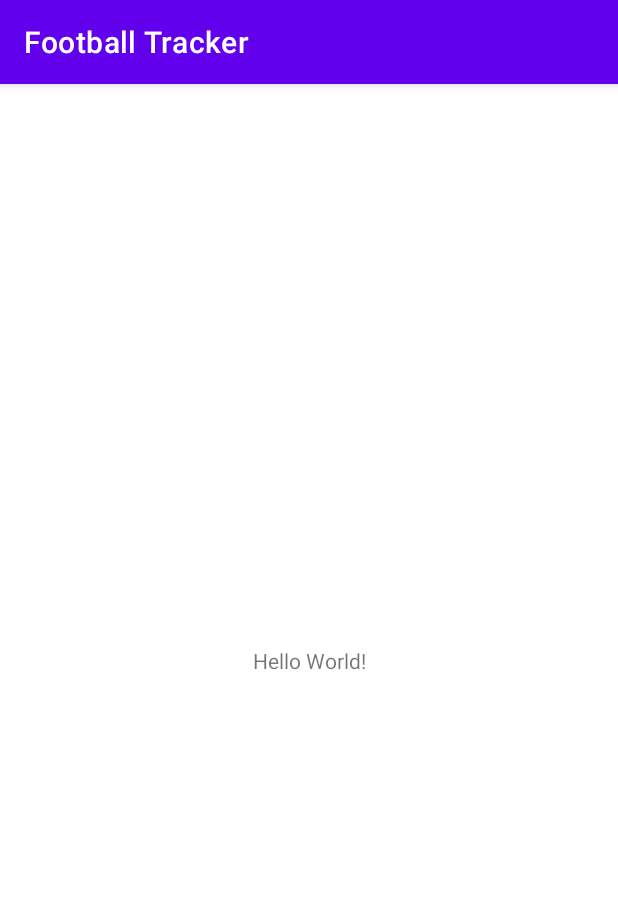
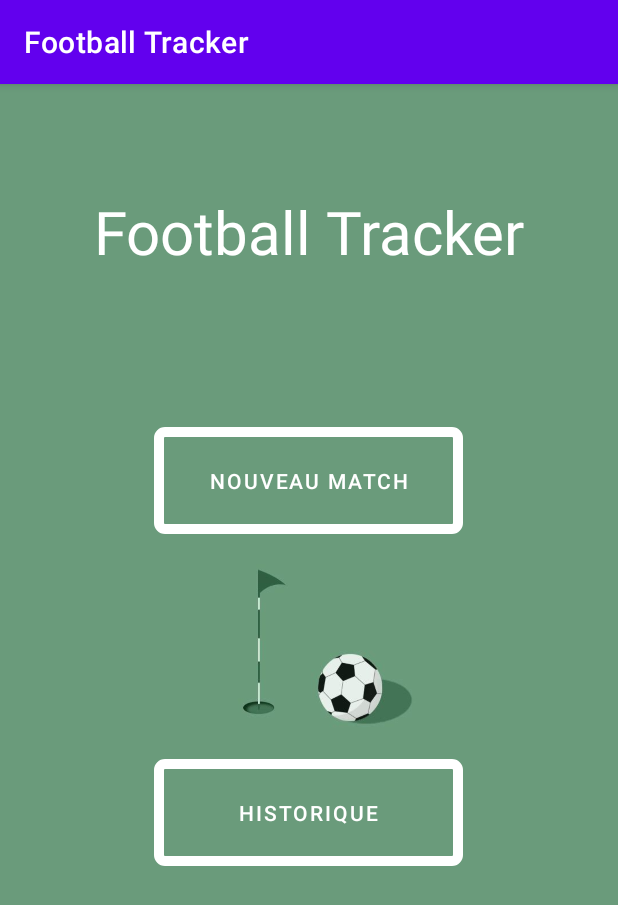
Before and after one commit to AntoninLmp/Football-Tracker, an Android app: the screen it shows after launch (HomeActivity), on a phone screen of 412 x 824 dp. Shown: the top 905 px of the screen. Run offline under Robolectric (Android 15) with nearby library versions, the phone set to English and light mode, and no system bars.

Commit message:
Add home activity

```diff
--- /dev/null
+++ b/app/src/main/res/drawable/transparent_button.xml
@@ -0,0 +1,7 @@
+<?xml version="1.0" encoding="utf-8"?>
+<shape xmlns:android="http://schemas.android.com/apk/res/android"
+    android:shape="rectangle">
+    <solid android:color="@android:color/transparent" />
+    <corners android:radius="4sp" />
+    <stroke android:width="10px" android:color="@color/white" />
+</shape>
--- a/app/src/main/res/layout/activity_home.xml
+++ b/app/src/main/res/layout/activity_home.xml
@@ -1,18 +1,72 @@
-<?xml version="1.0" encoding="utf-8"?>
-<androidx.constraintlayout.widget.ConstraintLayout xmlns:android="http://schemas.android.com/apk/res/android"
+<?xml version="1.0" encoding="utf-8"?> <LinearLayout
+    xmlns:android="http://schemas.android.com/apk/res/android"
     xmlns:app="http://schemas.android.com/apk/res-auto"
     xmlns:tools="http://schemas.android.com/tools"
     android:layout_width="match_parent"
     android:layout_height="match_parent"
+    android:orientation="vertical"
+    android:background="@drawable/foot"
+    android:weightSum="1"
+    app:layout_behavior="@string/appbar_scrolling_view_behavior"
     tools:context=".HomeActivity">
 
     <TextView
-        android:layout_width="wrap_content"
+        android:layout_width="match_parent"
         android:layout_height="wrap_content"
-        android:text="Hello World!"
-        app:layout_constraintBottom_toBottomOf="parent"
-        app:layout_constraintEnd_toEndOf="parent"
-        app:layout_constraintStart_toStartOf="parent"
-        app:layout_constraintTop_toTopOf="parent" />
+        android:layout_weight="0.2"
+        android:gravity="center"
+        android:text="@string/home_title"
+        android:textColor="@color/white"
+        android:textSize="40sp" />
 
-</androidx.constraintlayout.widget.ConstraintLayout>
+    <LinearLayout
+        android:layout_width="match_parent"
+        android:layout_height="0dp"
+        android:layout_weight="0.5"
+        android:gravity="center"
+        android:orientation="vertical" >
+
+        <LinearLayout
+            android:layout_width="match_parent"
+            android:layout_height="wrap_content"
+            android:layout_marginBottom="150sp"
+            android:gravity="center"
+            android:orientation="horizontal"
+            android:weightSum="1.0">
+
+            <Button
+                android:id="@+id/new_game_button"
+                android:layout_width="0dp"
+                android:layout_height="wrap_content"
+                android:layout_weight=".5"
+                android:background="@drawable/transparent_button"
+                android:paddingVertical="20sp"
+                android:text="@string/new_game_button"
+                android:textColor="@color/white"
+                app:backgroundTint="@null" />
+
+        </LinearLayout>
+
+        <LinearLayout
+            android:layout_width="match_parent"
+            android:layout_height="wrap_content"
+            android:gravity="center"
+            android:orientation="horizontal"
+            android:weightSum="1.0">
+
+            <Button
+                android:id="@+id/history_button"
+                android:layout_width="0dp"
+                android:layout_height="wrap_content"
+                android:layout_weight=".5"
+                android:background="@drawable/transparent_button"
+                android:paddingVertical="20sp"
+                android:text="@string/historical_button"
+                android:textColor="@color/white"
+                app:backgroundTint="@null" />
+
+        </LinearLayout>
+
+    </LinearLayout>
+
+</LinearLayout>
--- a/app/src/main/res/values/strings.xml
+++ b/app/src/main/res/values/strings.xml
@@ -1,3 +1,6 @@
 <resources>
     <string name="app_name">Football Tracker</string>
+    <string name="historical_button">historique</string>
+    <string name="new_game_button">nouveau match</string>
+    <string name="home_title">Football Tracker</string>
 </resources>
```
Also changed, not shown: app/src/main/res/drawable/foot.jpg (added).
